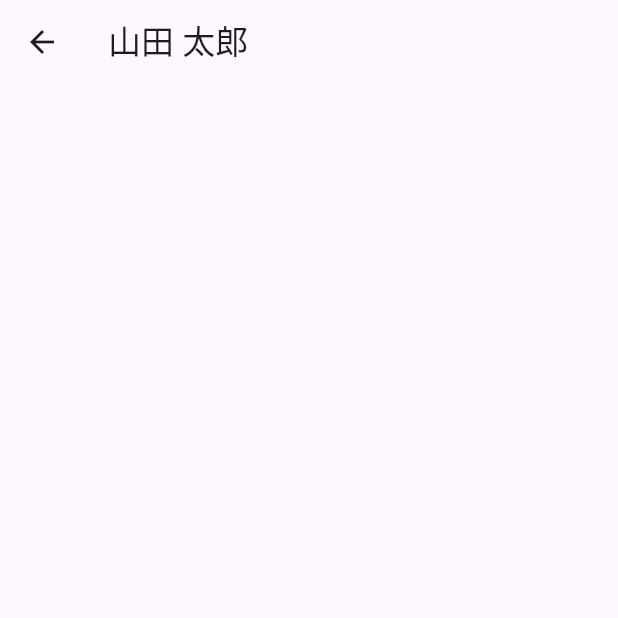
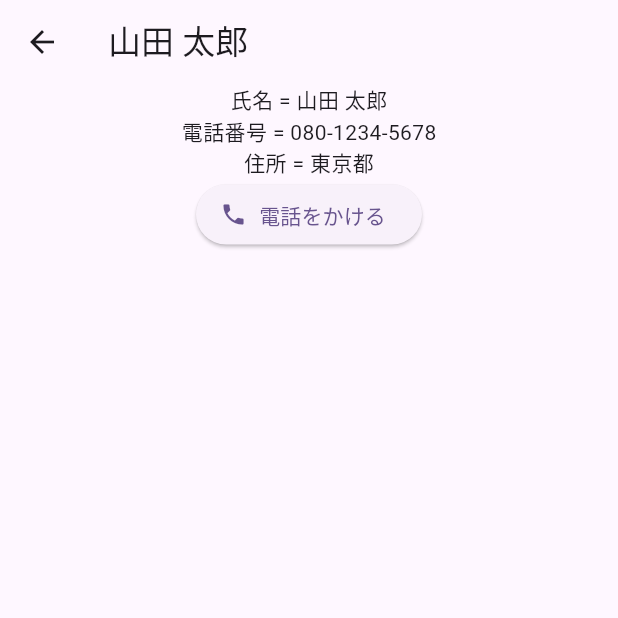
Before and after one commit to riku-yokoyama/flutter_lesson6, a Flutter app: the screen it shows after launch, after a tap on "山田 太郎", on a phone screen of 412 x 824 dp, the top half of it. Run offline on Flutter 3.47's test engine with Material 3 defaults, Android fonts, the phone set to English and light mode, and no system bars.

Commit message:
遷移先詳細画面を作りこんだ

```diff
--- a/lib/main.dart
+++ b/lib/main.dart
@@ -99,7 +99,22 @@ class DetailPage extends StatelessWidget {
       appBar: AppBar(
         title: Text('${contact['name']}'),
       ),
-      body: Center(),
+      body: Center(
+        child: Column(
+          children: [
+            Text('氏名 = ${contact['name']}'),
+            Text('電話番号 = ${contact['number']}'),
+            Text('住所 = ${contact['address']}'),
+            // 電話アイコン付きボタン
+            ElevatedButton.icon(
+              onPressed: () {},
+              // ★　Icons.phoneはウィジェットではないのでIconウィジェットの引数として渡す
+              icon: Icon(Icons.phone),
+              label: Text('電話をかける'),
+            )
+          ],
+        ),
+      ),
     );
   }
 }
```
